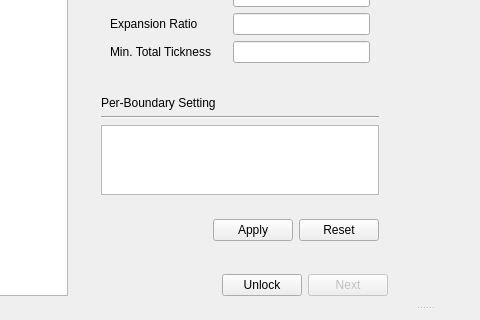
This is view/main_window/main_window.ui in nextfoam/baram as Qt 5 draws it before an edit; both pictures show x 91 to 571 and y 379 to 699 of the 1031 by 819 pixel window. The edited form follows.
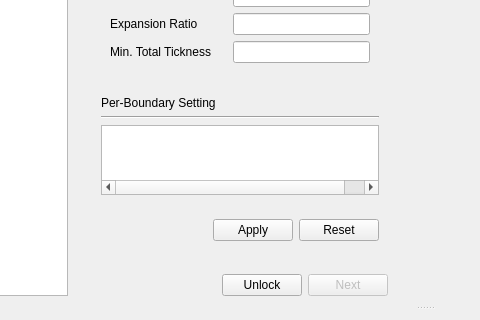
This is the edited form. The open tabs and pages were chosen to show the change. Icons and pictures are not drawn. Custom widgets are drawn as their Qt base class.

Commit message: Add Layers 스텝 기능 구현

```diff
--- a/view/main_window/main_window.ui
+++ b/view/main_window/main_window.ui
@@ -1296,7 +1296,44 @@
                    </widget>
                   </item>
                   <item>
-                   <widget class="QListWidget" name="boundaryLayers"/>
+                   <widget class="QTreeWidget" name="layers">
+                    <property name="editTriggers">
+                     <set>QAbstractItemView::NoEditTriggers</set>
+                    </property>
+                    <property name="rootIsDecorated">
+                     <bool>false</bool>
+                    </property>
+                    <property name="itemsExpandable">
+                     <bool>false</bool>
+                    </property>
+                    <property name="expandsOnDoubleClick">
+                     <bool>false</bool>
+                    </property>
+                    <property name="columnCount">
+                     <number>3</number>
+                    </property>
+                    <attribute name="headerVisible">
+                     <bool>false</bool>
+                    </attribute>
+                    <attribute name="headerStretchLastSection">
+                     <bool>false</bool>
+                    </attribute>
+                    <column>
+                     <property name="text">
+                      <string>1</string>
+                     </property>
+                    </column>
+                    <column>
+                     <property name="text">
+                      <string notr="true">2</string>
+                     </property>
+                    </column>
+                    <column>
+                     <property name="text">
+                      <string notr="true">3</string>
+                     </property>
+                    </column>
+                   </widget>
                   </item>
                  </layout>
                 </widget>
```
Left out of the diff: 10 changed lines with no effect on the pictures. The commit also changes 20 other files.
